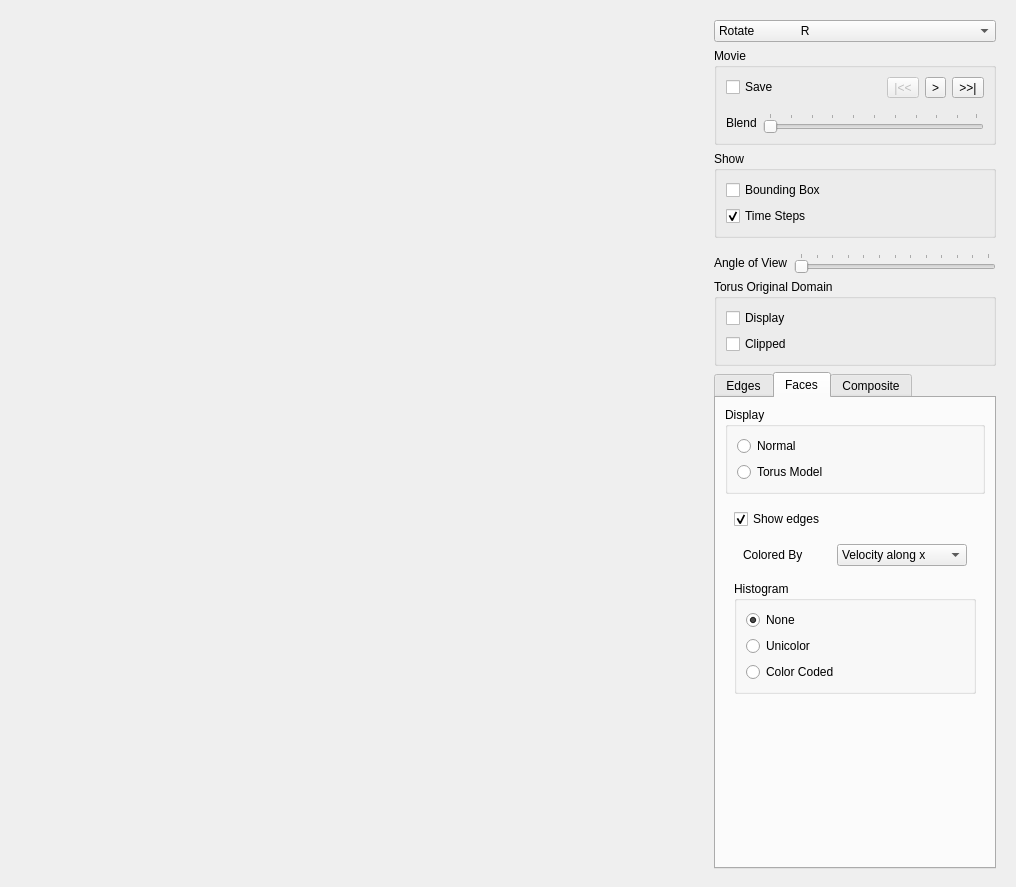
This is Window.ui in danlipsa/foamvis as Qt 5 draws it before an edit. The edited form follows.
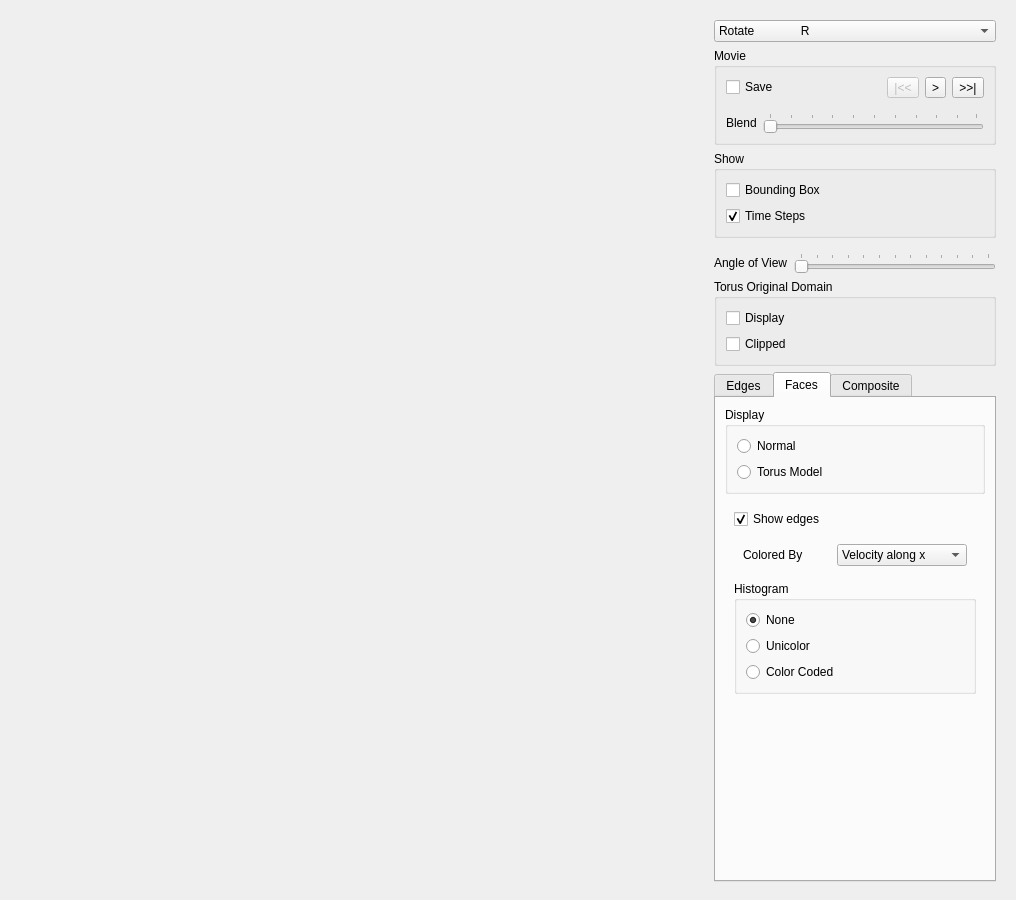
This is the edited form. Custom widgets are drawn as their Qt base class.

Patch:
```diff
--- a/Window.ui
+++ b/Window.ui
@@ -7,7 +7,7 @@
     <x>0</x>
     <y>0</y>
     <width>1016</width>
-    <height>851</height>
+    <height>900</height>
    </rect>
   </property>
   <property name="sizePolicy">
```
